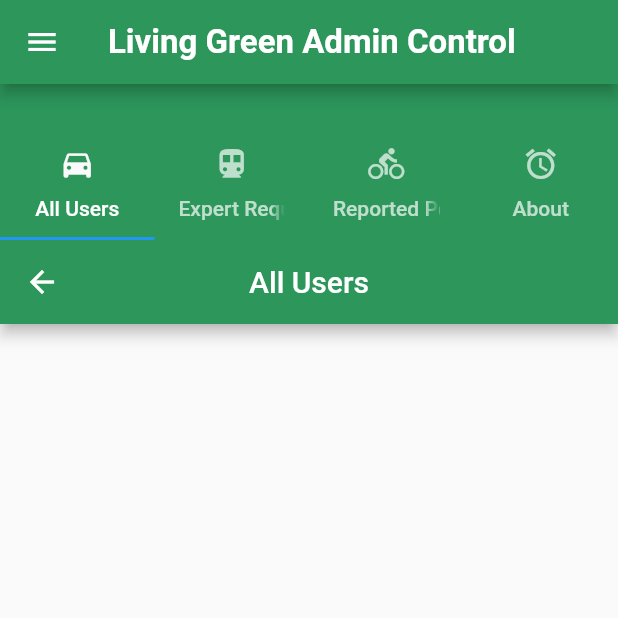
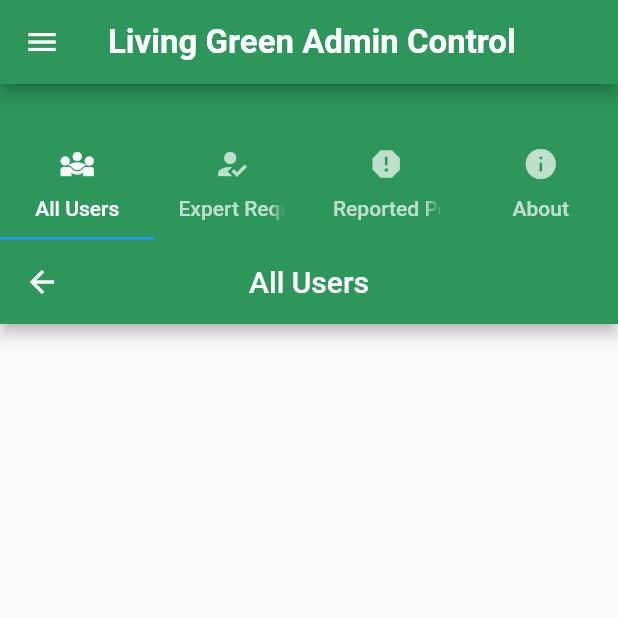
Before and after one commit to RobotJaworski/living_green_web, a Flutter app: the adminHomePage screen opened directly, in the side drawer, after a tap on "Home", on a phone screen of 412 x 824 dp, the top half of it. Run offline on Flutter 3.47's test engine with Material 2 defaults, Android fonts, the phone set to English and light mode, and no system bars; our stand-ins replace carousel_slider, cloud_firestore, easy_sidemenu, firebase_auth, firebase_core, firebase_storage and 6 more; accounts and stored records are empty.

Commit message:
polished web admin

```diff
--- a/lib/admin/adminHomePage.dart
+++ b/lib/admin/adminHomePage.dart
@@ -52,18 +52,14 @@ class _adminHomePage extends State<adminHomePage> {
                         Tab(
                             text: "All Users",
                             icon: Icon(
-                              Icons.directions_car,
+                              Icons.diversity_3,
                               color: LivingPlant.whiteColor,
                             )),
                         Tab(
                             text: "Expert Request",
-                            icon: Icon(Icons.directions_transit)),
-                        Tab(
-                            text: "Reported Posts",
-                            icon: Icon(Icons.directions_bike)),
-                        Tab(
-                            text: "About",
-                            icon: Icon(Icons.access_alarms_outlined)),
+                            icon: Icon(Icons.how_to_reg)),
+                        Tab(text: "Reported Posts", icon: Icon(Icons.report)),
+                        Tab(text: "About", icon: Icon(Icons.info)),
                       ],
                     ),
                     const Expanded(
--- a/lib/widgets/drawer.dart
+++ b/lib/widgets/drawer.dart
@@ -82,7 +82,7 @@ class adminDrawer extends StatelessWidget {
                     color: Colors.white,
                   ),
                   title: const Text(
-                    "Chnage API",
+                    "Change API",
                     style: TextStyle(color: Colors.white),
                   ),
                   onTap: () {
```
Also changed, not shown: 2 other files.
